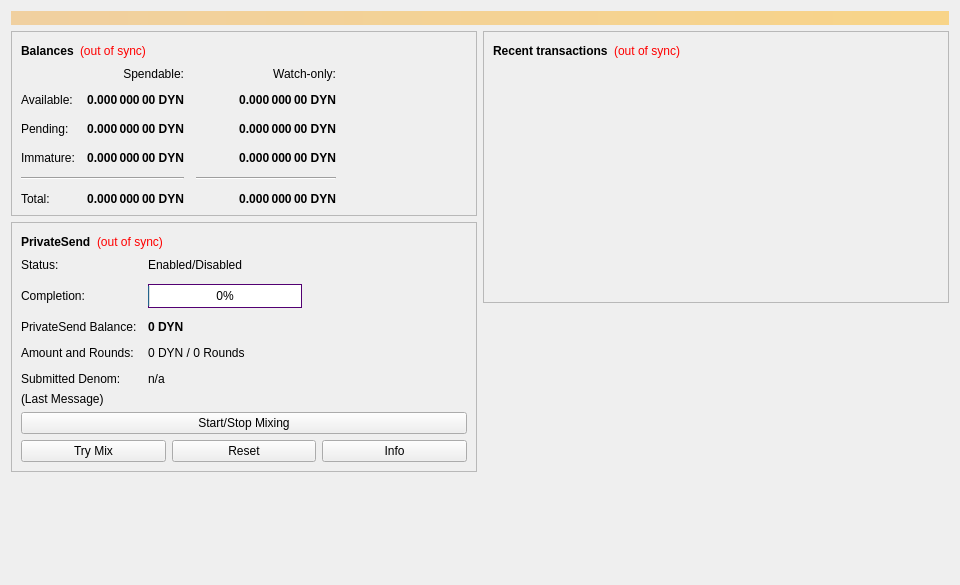
The window that src/qt/forms/overviewpage.ui (duality-solutions/Dynamic) describes before a commit, drawn with Qt 5.
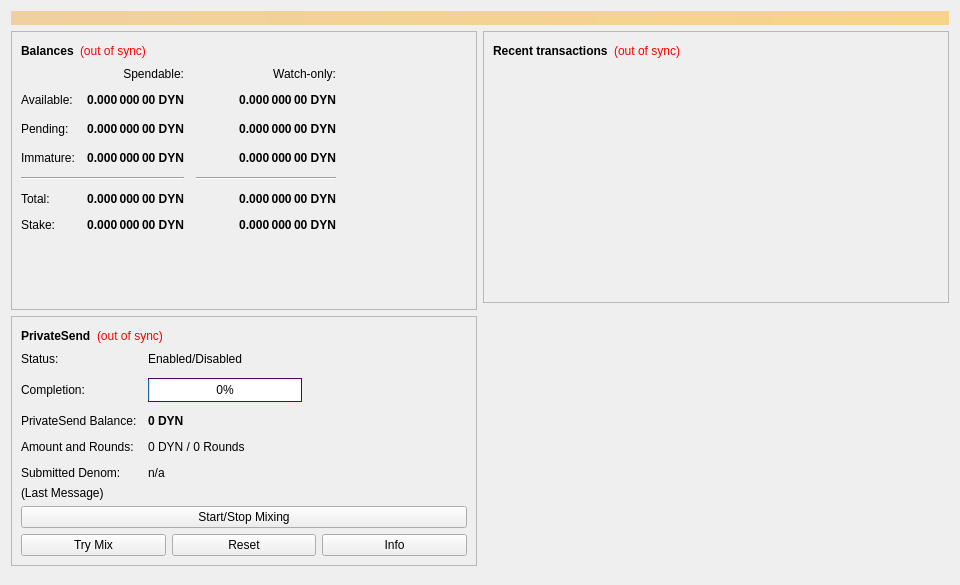
The same window after the commit.

Commit message: [PoS]Add missing IsCoinStake instances and total/stake/watchonlystake to Qt

Patch:
```diff
--- a/src/qt/forms/overviewpage.ui
+++ b/src/qt/forms/overviewpage.ui
@@ -393,6 +393,77 @@
               </property>
              </widget>
             </item>
+            <item row="6" column="0">
+             <widget class="QLabel" name="labelStakeText">
+              <property name="text">
+               <string>Stake:</string>
+              </property>
+             </widget>
+            </item>
+            <item row="6" column="1">
+             <widget class="QLabel" name="labelStake">
+              <property name="font">
+               <font>
+                <weight>75</weight>
+                <bold>true</bold>
+               </font>
+              </property>
+              <property name="cursor">
+               <cursorShape>IBeamCursor</cursorShape>
+              </property>
+              <property name="toolTip">
+               <string>Your current balance that is used in stake generation</string>
+              </property>
+              <property name="text">
+               <string notr="true">0.000 000 00 DYN</string>
+              </property>
+              <property name="alignment">
+               <set>Qt::AlignRight|Qt::AlignTrailing|Qt::AlignVCenter</set>
+              </property>
+              <property name="textInteractionFlags">
+               <set>Qt::LinksAccessibleByMouse|Qt::TextSelectableByKeyboard|Qt::TextSelectableByMouse</set>
+              </property>
+             </widget>
+            </item>
+            <item row="6" column="2">
+             <widget class="QLabel" name="labelWatchStake">
+              <property name="font">
+               <font>
+                <weight>75</weight>
+                <bold>true</bold>
+               </font>
+              </property>
+              <property name="cursor">
+               <cursorShape>IBeamCursor</cursorShape>
+              </property>
+              <property name="toolTip">
+               <string>Your current balance that is used for stake generation in watch-only addresses</string>
+              </property>
+              <property name="text">
+               <string notr="true">0.000 000 00 DYN</string>
+              </property>
+              <property name="alignment">
+               <set>Qt::AlignRight|Qt::AlignTrailing|Qt::AlignVCenter</set>
+              </property>
+              <property name="textInteractionFlags">
+               <set>Qt::LinksAccessibleByMouse|Qt::TextSelectableByKeyboard|Qt::TextSelectableByMouse</set>
+              </property>
+             </widget>
+            </item>
+            <item row="7" column="0">
+             <spacer name="verticalSpacerCamel">
+              <property name="orientation">
+               <enum>Qt::Vertical</enum>
+              </property>
+              <property name="sizeHint" stdset="0">
+               <size>
+                <width>20</width>
+                <height>100</height>
+               </size>
+              </property>
+             </spacer>
+            </item>
+
            </layout>
           </item>
          </layout>
```
The commit also changes 12 other files.
